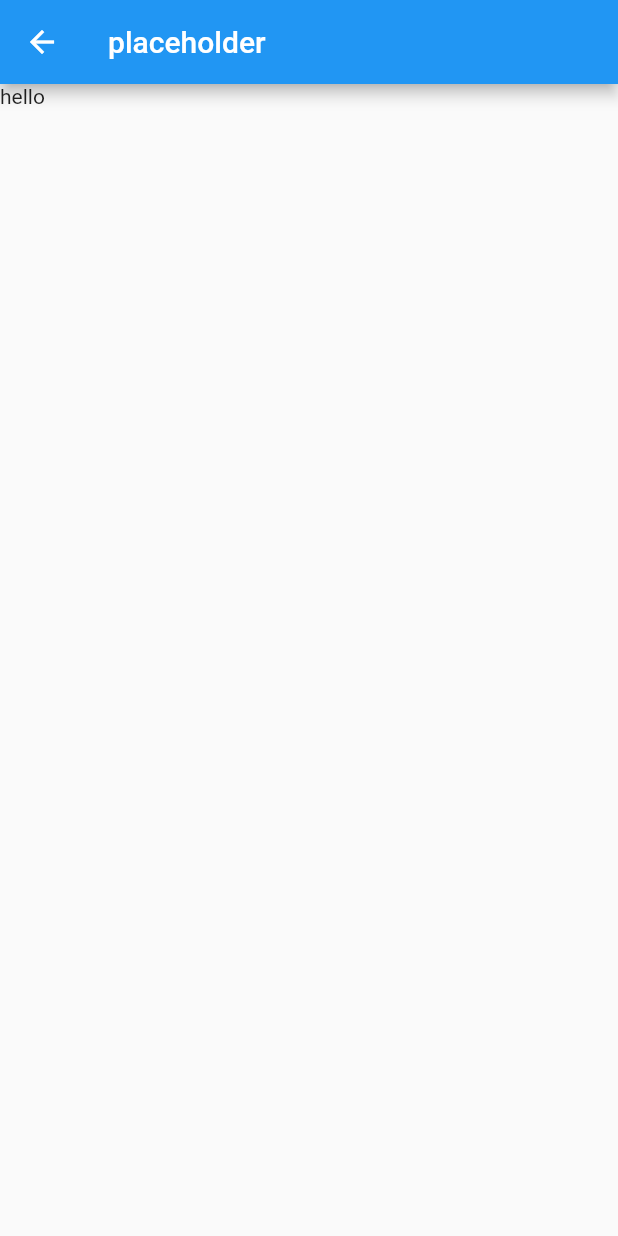
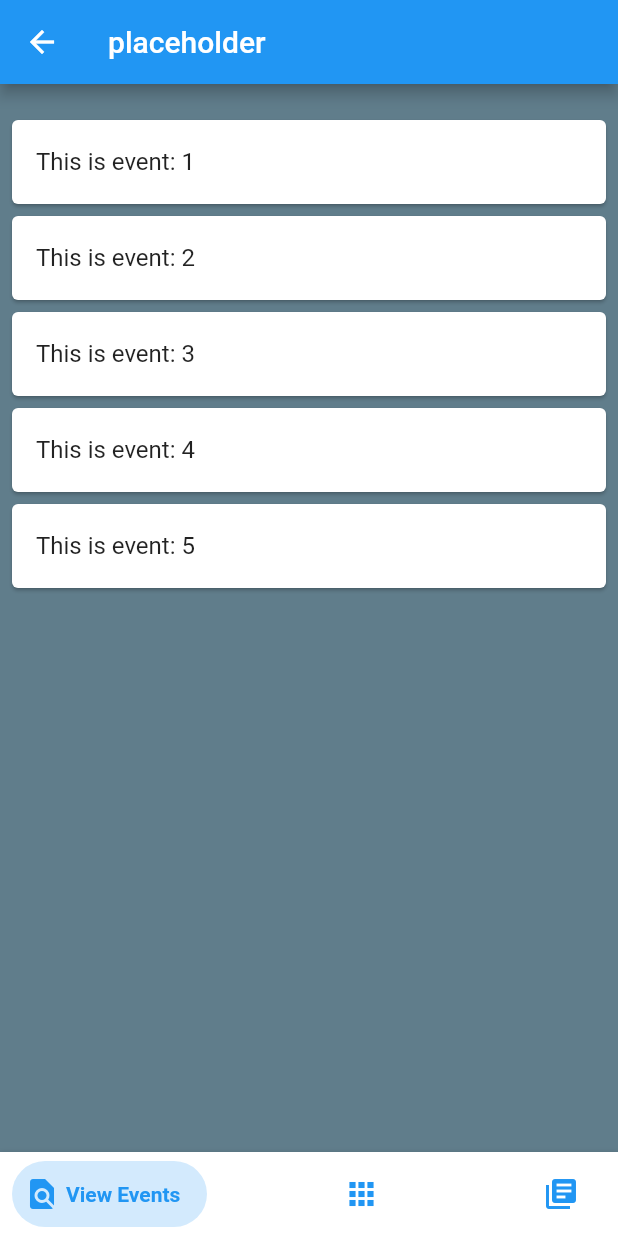
Before and after one commit to Nuttawut503/Flutter-LXD, a Flutter app: the BookingScreen screen opened directly, on a phone screen of 412 x 824 dp. Run offline on Flutter 3.47's test engine with Material 2 defaults, Android fonts, the phone set to English and light mode, and no system bars; drawn by our look-alikes of bottom_navy_bar; our stand-ins replace bloc, cached_network_image, equatable, firebase_auth, flutter_bloc, font_awesome_flutter and 3 more; accounts and stored records are empty.

Commit message:
[Add] Not yet finished booking page

```diff
--- a/lib/src/views/booking_screen.dart
+++ b/lib/src/views/booking_screen.dart
@@ -1,16 +1,123 @@
+import 'package:flutter/cupertino.dart';
 import 'package:flutter/material.dart';
+import 'package:bottom_navy_bar/bottom_navy_bar.dart';
 
 class BookingScreen extends StatefulWidget {
   State<BookingScreen> createState() => _BookingScreenState();
 }
 
 class _BookingScreenState extends State<BookingScreen> {
+  int _currentIndex = 0;
+  PageController _pageController;
+
+  @override
+  void initState() {
+    super.initState();
+    _pageController = PageController();
+  }
+
+  @override
+  void dispose() {
+    _pageController.dispose();
+    super.dispose();
+  }
+
+  final List<String> entries = <String>[
+    'This is event: 1',
+    'This is event: 2',
+    'This is event: 3',
+    'This is event: 4',
+    'This is event: 5',
+  ];
+  final List<int> colorCodes = <int>[600, 500, 100];
+
+  Widget roundedBoxes() {
+    return Container(
+        width: 325,
+        height: 100,
+//      margin: EdgeInsets.all(100.0),
+        decoration: BoxDecoration(
+            color: Colors.white,
+            shape: BoxShape.rectangle,
+            borderRadius: BorderRadius.only(
+                topLeft: Radius.circular(25.0),
+                bottomRight: Radius.circular(25.0))),
+        child: Center(
+          child: Text('Insert event here'),
+        ));
+  }
+
   @override
   Widget build(BuildContext context) {
     return Scaffold(
-      appBar: AppBar(title: Text('placeholder'),),
-      body: SafeArea(
-        child: Text('hello'),
+      appBar: AppBar(
+        title: Text('placeholder'),
+      ),
+      body: SizedBox.expand(
+        child: PageView(
+          controller: _pageController,
+          onPageChanged: (index) {
+            setState(() => _currentIndex = index);
+          },
+          children: <Widget>[
+            Container(
+                color: Colors.blueGrey,
+                child: Padding(
+                  padding: const EdgeInsets.symmetric(
+                      vertical: 20.0, horizontal: 4.0),
+                  child: ListView.builder(
+                      itemCount: entries.length,
+                      itemBuilder: (BuildContext context, int index) {
+                        return Card(
+                          child: ListTile(
+                              onTap: () {}, title: Text('${entries[index]}')),
+                        );
+                      }),
+                )),
+            Container(
+              color: Colors.pinkAccent,
+              child: Column(
+                children: <Widget>[
+                  SizedBox(
+                    height: 40,
+                  ),
+                  Container(
+                      width: 375,
+                      height: 275,
+                      decoration: BoxDecoration(
+                        color: Colors.white,
+                          shape: BoxShape.rectangle,
+                          borderRadius: BorderRadius.only(
+                              topLeft: Radius.circular(25.0),
+                              bottomRight: Radius.circular(25.0)),
+                        image: DecorationImage(
+                          image: AssetImage("images/LX_FirstFloorPlan.png"),
+                          fit: BoxFit.cover
+                        )
+                      ),
+                  ),
+                ],
+              ),
+            ),
+            Container(
+              color: Colors.blue,
+            ),
+          ],
+        ),
+      ),
+      bottomNavigationBar: BottomNavyBar(
+        selectedIndex: _currentIndex,
+        onItemSelected: (index) {
+          setState(() => _currentIndex = index);
+          _pageController.jumpToPage(index);
+        },
+        items: <BottomNavyBarItem>[
+          BottomNavyBarItem(
+              title: Text('View Events'), icon: Icon(Icons.find_in_page)),
+          BottomNavyBarItem(title: Text('Find a room'), icon: Icon(Icons.apps)),
+          BottomNavyBarItem(
+              title: Text('Book!'), icon: Icon(Icons.library_books)),
+        ],
       ),
     );
   }
```
Also changed, not shown: images/LX_FirstFloorPlan.png (added), pubspec.lock, pubspec.yaml (line endings or trailing spaces).
